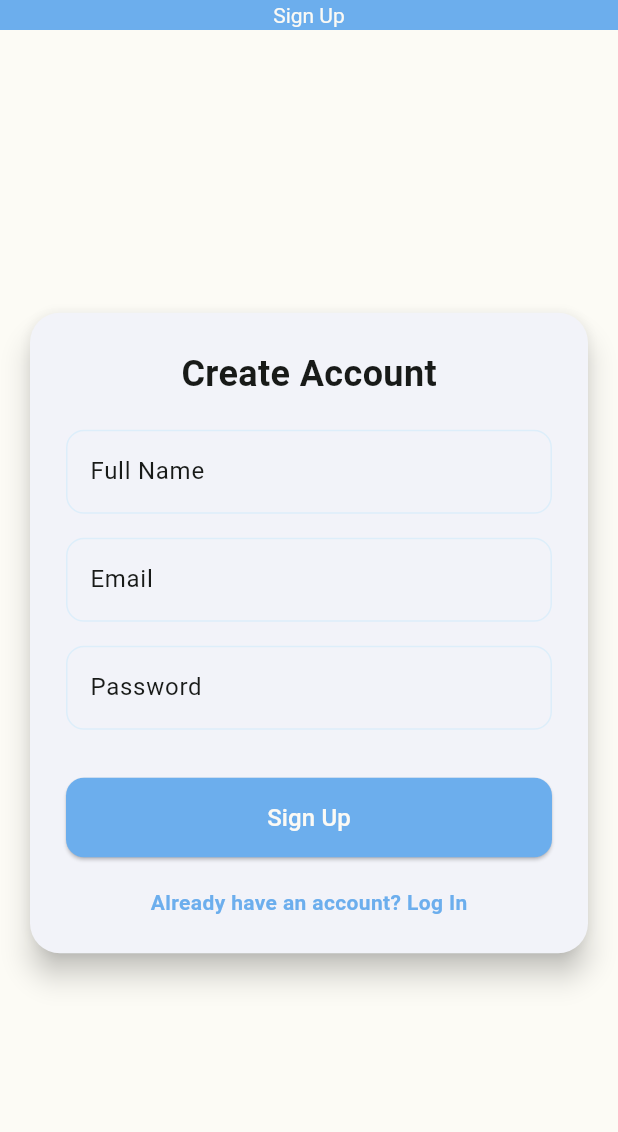
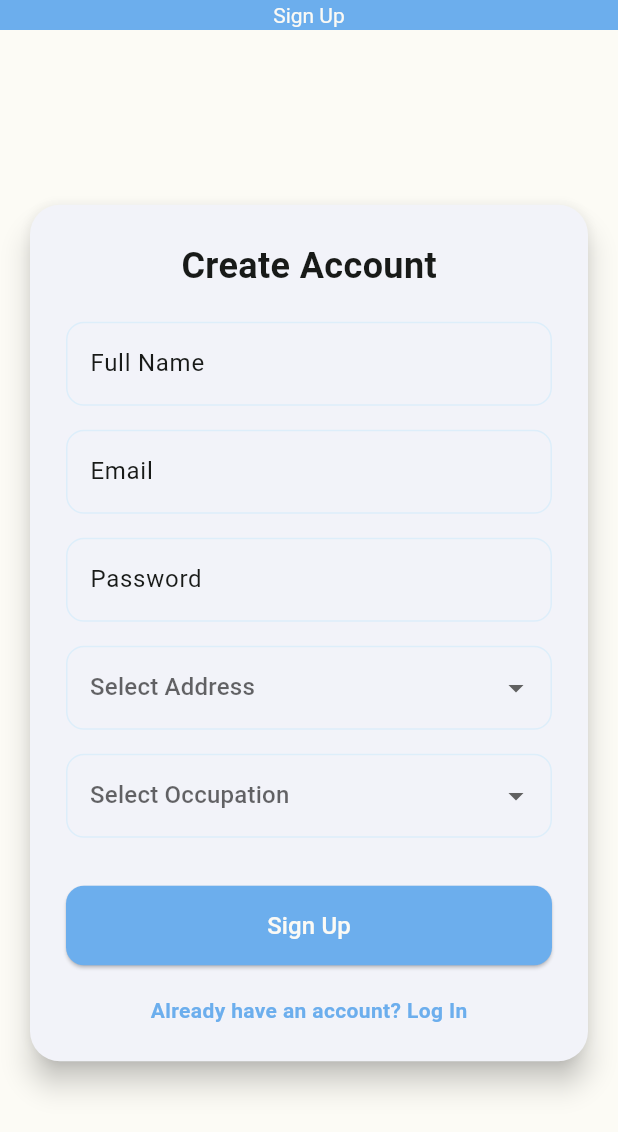
Before and after one commit to betbies/teknik, a Flutter app: the SignupPage screen opened directly, on a phone screen of 412 x 824 dp. Shown: the top 1132 px of the screen. Run offline on Flutter 3.47's test engine with Material 3 defaults, Android fonts, the phone set to English and light mode, and no system bars; our stand-ins replace cloud_firestore, curved_navigation_bar, firebase_auth, firebase_core, google_fonts; missing offline and left inert: mobile_scanner; accounts and stored records are empty.

Commit message:
Değişiklik mesajı

```diff
--- a/lib/auth/signup.dart
+++ b/lib/auth/signup.dart
@@ -18,6 +18,9 @@ class _SignupPageState extends State<SignupPage> {
   final TextEditingController _emailController = TextEditingController();
   final TextEditingController _passwordController = TextEditingController();
 
+  String? _selectedAddress;
+  String? _selectedOccupation;
+
   Future<void> _registerUser() async {
     try {
       UserCredential userCredential =
@@ -26,20 +29,22 @@ class _SignupPageState extends State<SignupPage> {
         password: _passwordController.text.trim(),
       );
 
-      // Save user details to Firestore
+      // Kullanıcı bilgilerini Firestore'a kaydet
       await _firestore.collection('users').doc(userCredential.user!.uid).set({
         'name': _nameController.text.trim(),
         'email': _emailController.text.trim(),
+        'address': _selectedAddress,
+        'occupation': _selectedOccupation,
         'createdAt': FieldValue.serverTimestamp(),
       });
 
-      // Optionally navigate to another page or show a success message
+      // Kayıt başarılı olunca giriş sayfasına yönlendir
       Navigator.pushReplacement(
         context,
         MaterialPageRoute(builder: (context) => const LoginPage()),
       );
     } catch (e) {
-      // Handle error (e.g., show a message)
+      // Hata durumunda mesaj göster
       ScaffoldMessenger.of(context).showSnackBar(
         SnackBar(content: Text('Error: ${e.toString()}')),
       );
@@ -49,10 +54,10 @@ class _SignupPageState extends State<SignupPage> {
   @override
   Widget build(BuildContext context) {
     return Scaffold(
-      backgroundColor: const Color(0xFFFCFBF5), // Arka plan rengi
+      backgroundColor: const Color(0xFFFCFBF5),
       appBar: AppBar(
-        automaticallyImplyLeading: false, // Geri tuşunu kaldırır
-        backgroundColor: const Color(0xFF6CAEED), // AppBar rengi
+        automaticallyImplyLeading: false,
+        backgroundColor: const Color(0xFF6CAEED),
         title:
             const Text('Sign Up', style: TextStyle(color: Color(0xFFFBFAF5))),
         centerTitle: true,
@@ -136,6 +141,74 @@ class _SignupPageState extends State<SignupPage> {
                       ),
                     ),
                   ),
+                  const SizedBox(height: 16),
+                  // Adres Seçimi DropdownButton
+                  DropdownButtonFormField<String>(
+                    value: _selectedAddress,
+                    hint: const Text('Select Address'),
+                    items: ['RESORT', 'ROYAL', 'CLUB', 'YÖNETİM']
+                        .map((address) => DropdownMenuItem<String>(
+                              value: address,
+                              child: Text(address),
+                            ))
+                        .toList(),
+                    onChanged: (value) {
+                      setState(() {
+                        _selectedAddress = value;
+                      });
+                    },
+                    decoration: const InputDecoration(
+                      border: OutlineInputBorder(
+                        borderRadius: BorderRadius.all(Radius.circular(12)),
+                      ),
+                      enabledBorder: OutlineInputBorder(
+                        borderRadius: BorderRadius.all(Radius.circular(12)),
+                        borderSide: BorderSide(color: Color(0xFFDDEEFA)),
+                      ),
+                      focusedBorder: OutlineInputBorder(
+                        borderRadius: BorderRadius.all(Radius.circular(12)),
+                        borderSide: BorderSide(color: Color(0xFF6CAEED)),
+                      ),
+                    ),
+                  ),
+                  const SizedBox(height: 16),
+                  // Meslek Seçimi DropdownButton
+                  DropdownButtonFormField<String>(
+                    value: _selectedOccupation,
+                    hint: const Text('Select Occupation'),
+                    items: [
+                      'ELEKTRİKÇİ',
+                      'TESİSATÇI',
+                      'BOYACI',
+                      'MARANGOZ',
+                      'VARDİYA AMİRİ',
+                      'ŞEF',
+                      'ASİSTAN'
+                    ]
+                        .map((occupation) => DropdownMenuItem<String>(
+                              value: occupation,
+                              child: Text(occupation),
+                            ))
+                        .toList(),
+                    onChanged: (value) {
+                      setState(() {
+                        _selectedOccupation = value;
+                      });
+                    },
+                    decoration: const InputDecoration(
+                      border: OutlineInputBorder(
+                        borderRadius: BorderRadius.all(Radius.circular(12)),
+                      ),
+                      enabledBorder: OutlineInputBorder(
+                        borderRadius: BorderRadius.all(Radius.circular(12)),
+                        borderSide: BorderSide(color: Color(0xFFDDEEFA)),
+                      ),
+                      focusedBorder: OutlineInputBorder(
+                        borderRadius: BorderRadius.all(Radius.circular(12)),
+                        borderSide: BorderSide(color: Color(0xFF6CAEED)),
+                      ),
+                    ),
+                  ),
                   const SizedBox(height: 32),
                   SizedBox(
                     width: double.infinity,
```
